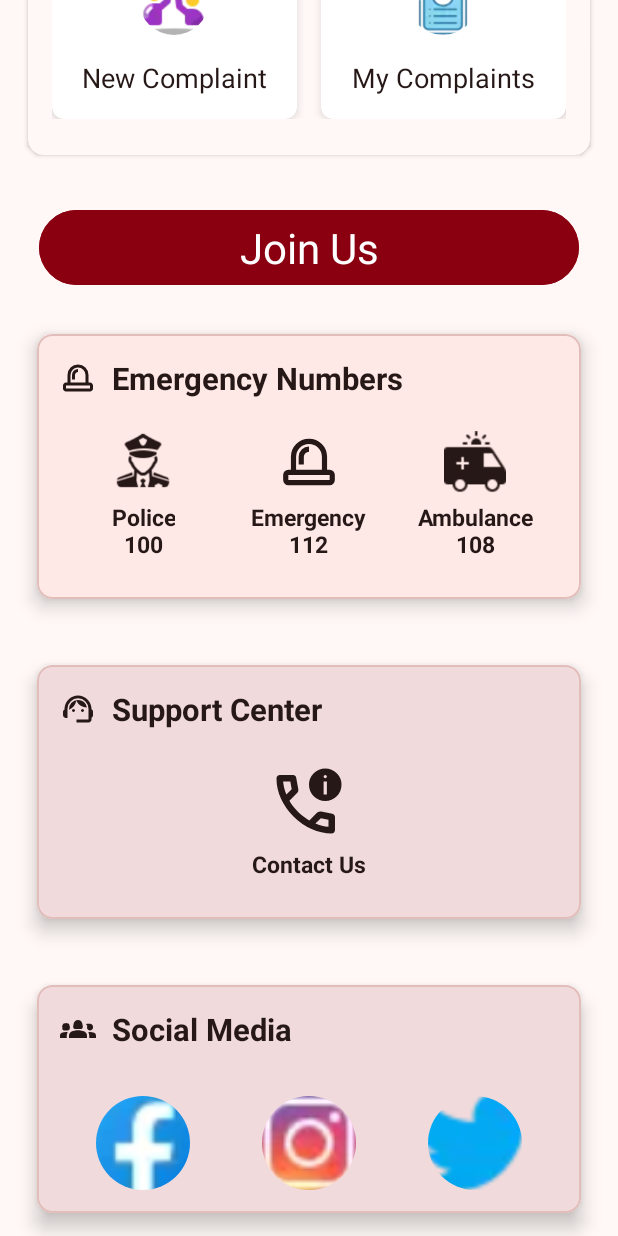
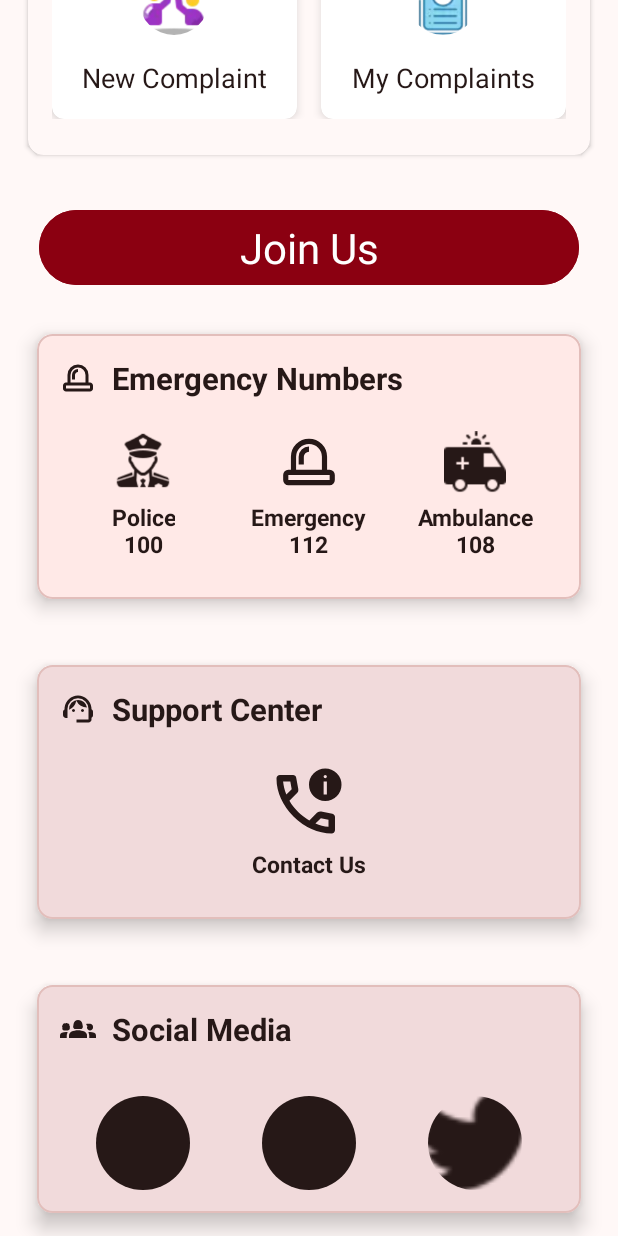
Before and after one commit to Rahul-JoshiG/Uttarakhand_Swabhiman_Morcha, an Android app: the layout fragment_home.xml on its own in the app's theme, with its tools: preview values and no code run, scrolled down 82 dp, on a phone screen of 412 x 824 dp. Run offline under Robolectric (Android 15) with nearby library versions, the phone set to English and light mode, and no system bars.

Commit message:
update the ui

```diff
--- a/app/src/main/java/com/rahuljoshi/uttarakhandswabhimanmorcha/ui/auth/LoginActivity.kt
+++ b/app/src/main/java/com/rahuljoshi/uttarakhandswabhimanmorcha/ui/auth/LoginActivity.kt
@@ -96,7 +96,7 @@ class LoginActivity : AppCompatActivity() {
         MaterialAlertDialogBuilder(this@LoginActivity)
             .setTitle("Warning")
             .setMessage(
-                "Complaints made without registration are saved only on your device.\n" +
+                "Complaints made without registration are saved only on your devicel." +
                         "Uninstalling or clearing app data will erase them.\n" +
                         "Please register to securely back up your complaints.\n" +
                         "Thank You."
--- a/app/src/main/res/layout/fragment_home.xml
+++ b/app/src/main/res/layout/fragment_home.xml
@@ -523,7 +523,7 @@
                         android:layout_width="@dimen/_48sdp"
                         android:layout_height="@dimen/_48sdp"
                         android:layout_weight="1"
-                        android:background="?attr/selectableItemBackgroundBorderless"
+                        app:tint="@color/md_theme_onSurface"
                         android:contentDescription="Facebook"
                         android:src="@drawable/facebook" />
 
@@ -532,7 +532,7 @@
                         android:layout_width="@dimen/_48sdp"
                         android:layout_height="@dimen/_48sdp"
                         android:layout_weight="1"
-                        android:background="?attr/selectableItemBackgroundBorderless"
+                        app:tint="@color/md_theme_onSurface"
                         android:contentDescription="Instagram"
                         android:src="@drawable/instagram" />
 
@@ -541,7 +541,7 @@
                         android:layout_width="@dimen/_48sdp"
                         android:layout_height="@dimen/_48sdp"
                         android:layout_weight="1"
-                        android:background="?attr/selectableItemBackgroundBorderless"
+                        app:tint="@color/md_theme_onSurface"
                         android:contentDescription="Twitter"
                         android:src="@drawable/twitter" />
                 </LinearLayout>
```
